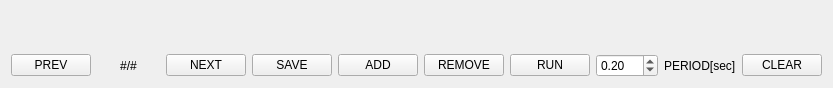
Above: HelmetComm/animationcreation.ui from JoVanRanst/HelmetApp before the change. Below: the same form after it.
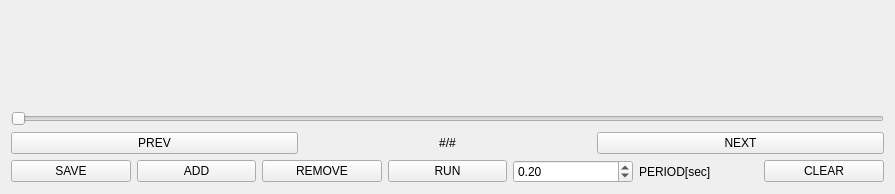
That is the form after the change.

What changed in the file:
```diff
--- a/HelmetComm/animationcreation.ui
+++ b/HelmetComm/animationcreation.ui
@@ -6,8 +6,8 @@
    <rect>
     <x>0</x>
     <y>0</y>
-    <width>833</width>
-    <height>88</height>
+    <width>895</width>
+    <height>194</height>
    </rect>
   </property>
   <property name="windowTitle">
@@ -18,10 +18,16 @@
     <widget class="QWidget" name="widget" native="true"/>
    </item>
    <item>
-    <layout class="QHBoxLayout" name="horizontalLayout">
-     <property name="sizeConstraint">
-      <enum>QLayout::SetMinimumSize</enum>
-     </property>
+    <layout class="QVBoxLayout" name="navigationLayout">
+     <item>
+      <widget class="QSlider" name="navSlider">
+       <property name="orientation">
+        <enum>Qt::Horizontal</enum>
+       </property>
+      </widget>
+     </item>
+     <item>
+      <layout class="QHBoxLayout" name="horizontalLayout_2">
      <item>
       <widget class="QPushButton" name="button_prev">
        <property name="text">
@@ -46,6 +52,15 @@
        </property>
       </widget>
      </item>
+      </layout>
+     </item>
+    </layout>
+   </item>
+   <item>
+    <layout class="QHBoxLayout" name="horizontalLayout">
+     <property name="sizeConstraint">
+      <enum>QLayout::SetMinimumSize</enum>
+     </property>
      <item>
       <widget class="QPushButton" name="button_save">
        <property name="text">
```
Lines whose indentation alone changed are shown as unchanged.
